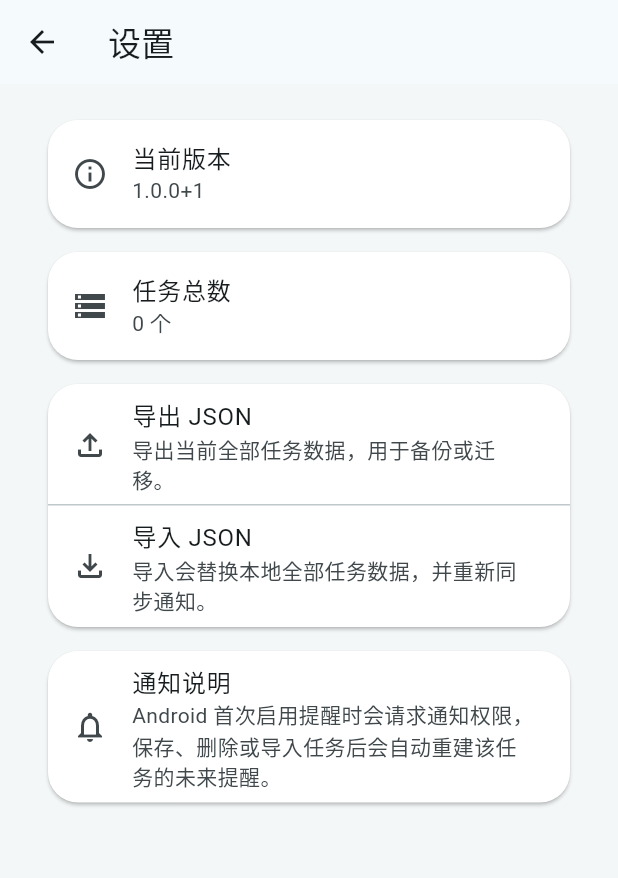
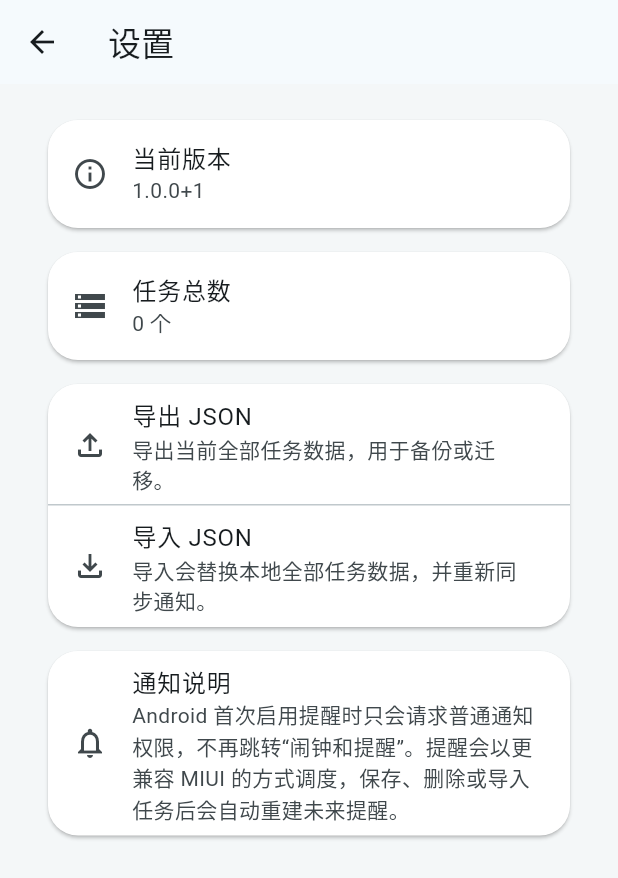
Before and after one commit to MT-Y-TM/next_ddl, a Flutter app: the SettingsPage screen opened directly, on a phone screen of 412 x 824 dp. Shown: the top 878 px of the screen. Run offline on Flutter 3.47's test engine with Material 3 defaults, Android fonts, the phone set to English and light mode, and no system bars; our stand-ins replace file_picker, flutter_local_notifications, flutter_riverpod, flutter_timezone, package_info_plus, shared_preferences and 1 more; missing offline and left inert: window_manager; accounts and stored records are empty.

Commit message:
fix: avoid exact alarm permission on android

```diff
--- a/lib/features/settings/settings_page.dart
+++ b/lib/features/settings/settings_page.dart
@@ -90,7 +90,7 @@ class SettingsPage extends ConsumerWidget {
               subtitle: Text(
                 Platform.isWindows
                     ? '当前 Windows 版本使用 ZIP 形式发布而非 MSIX。已显示的系统通知可能无法被可靠取消，编辑任务后旧 toast 可能残留。'
-                    : 'Android 首次启用提醒时会请求通知权限，保存、删除或导入任务后会自动重建该任务的未来提醒。',
+                    : 'Android 首次启用提醒时只会请求普通通知权限，不再跳转“闹钟和提醒”。提醒会以更兼容 MIUI 的方式调度，保存、删除或导入任务后会自动重建未来提醒。',
               ),
             ),
           ),
--- a/lib/services/local_notification_scheduler.dart
+++ b/lib/services/local_notification_scheduler.dart
@@ -67,7 +67,6 @@ class LocalNotificationScheduler implements NotificationScheduler {
       final android = _plugin.resolvePlatformSpecificImplementation<
           AndroidFlutterLocalNotificationsPlugin>();
       await android?.requestNotificationsPermission();
-      await android?.requestExactAlarmsPermission();
     }
   }
 
@@ -124,7 +123,7 @@ class LocalNotificationScheduler implements NotificationScheduler {
             windows: const WindowsNotificationDetails(),
           ),
           payload: task.id,
-          androidScheduleMode: AndroidScheduleMode.exactAllowWhileIdle,
+          androidScheduleMode: AndroidScheduleMode.inexactAllowWhileIdle,
         );
       }
     }
```
